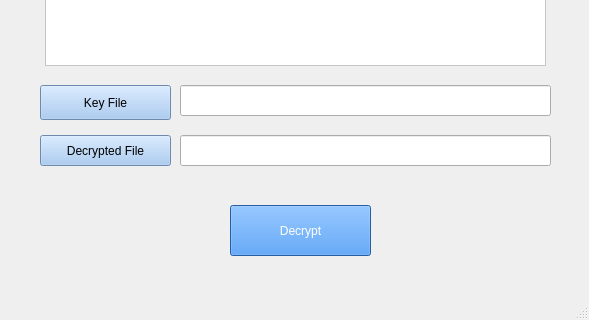
Above: main/DATA_USER/du_gui.ui from WanThinnn/Cryptography-Project before the change; both pictures show x 0 to 589 and y 195 to 515 of the 589 by 515 pixel window. Below: the same form after it.
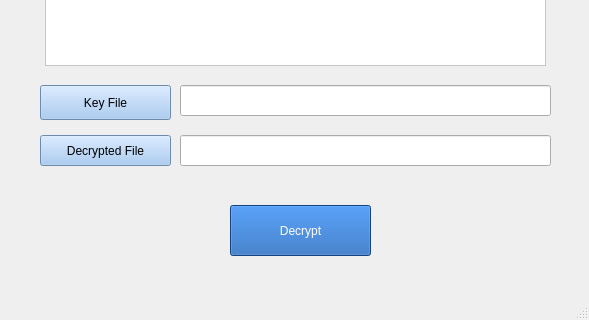
That is the form after the change.

```diff
--- a/main/DATA_USER/du_gui.ui
+++ b/main/DATA_USER/du_gui.ui
@@ -34,8 +34,8 @@
      </rect>
     </property>
     <property name="styleSheet">
-     <string notr="true">background-color: rgb(53, 132, 228);
-color: rgb(255, 255, 255);</string>
+     <string notr="true">color: rgb(255, 255, 255);
+	background-color: rgb(26, 95, 180);</string>
     </property>
     <property name="text">
      <string>Decrypt</string>
```
